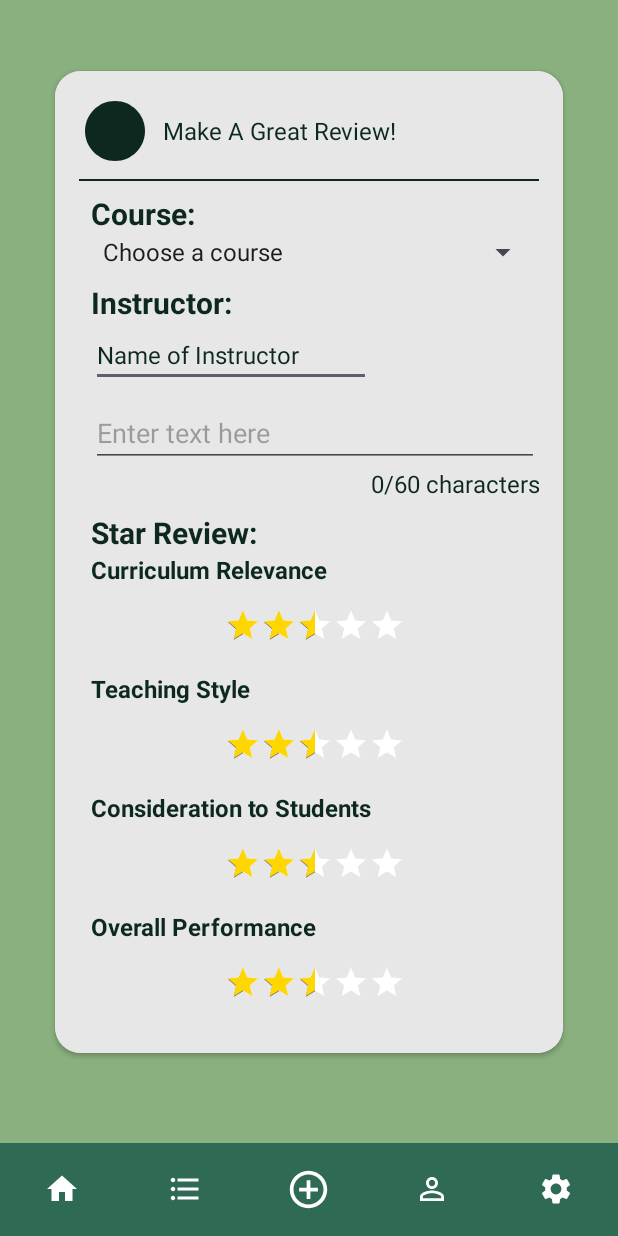
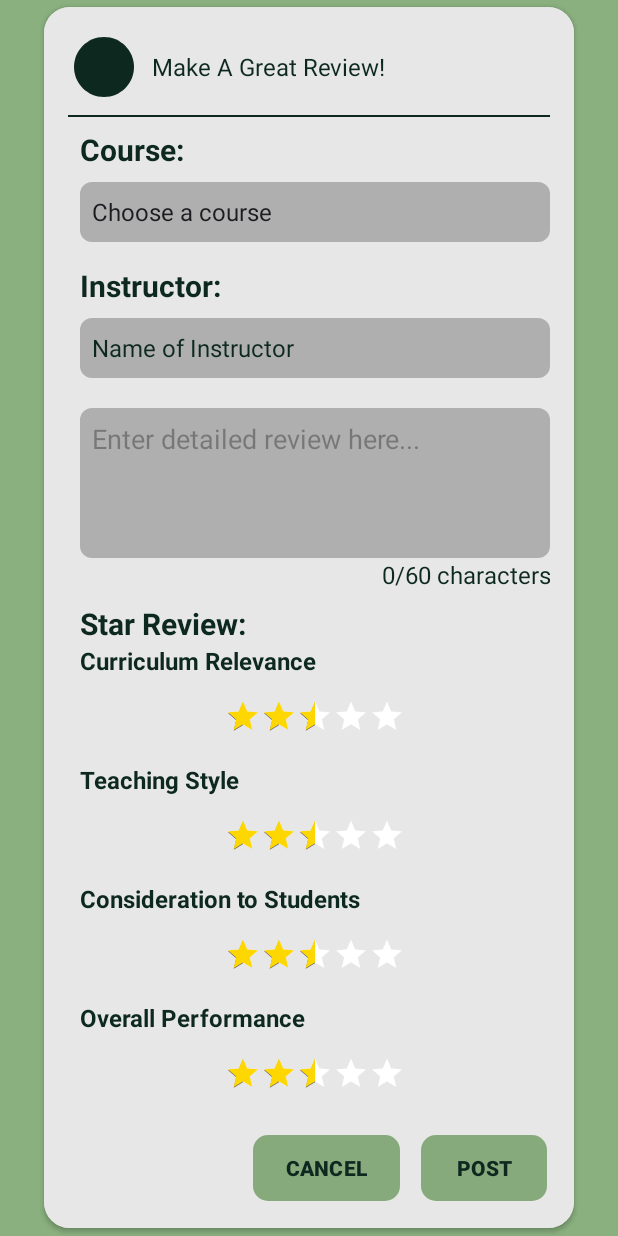
Before and after one commit to adiferrer/instructoRate, an Android app: the layout make_a_review.xml on its own in the app's theme, with its tools: preview values and no code run, on a phone screen of 412 x 824 dp. Run offline under Robolectric (Android 15) with nearby library versions, the phone set to English and light mode, and no system bars.

Commit message:
New edits

```diff
--- /dev/null
+++ b/app/src/main/res/layout/instructor_settings.xml
@@ -0,0 +1,6 @@
+<?xml version="1.0" encoding="utf-8"?>
+<androidx.constraintlayout.widget.ConstraintLayout xmlns:android="http://schemas.android.com/apk/res/android"
+    android:layout_width="match_parent"
+    android:layout_height="match_parent">
+
+</androidx.constraintlayout.widget.ConstraintLayout>
--- a/app/src/main/res/layout/make_a_review.xml
+++ b/app/src/main/res/layout/make_a_review.xml
@@ -7,6 +7,14 @@
     android:background="@color/backgroundColor"
     tools:ignore="MissingDefaultResource">
 
+
+    <androidx.core.widget.NestedScrollView
+        android:layout_width="match_parent"
+        android:layout_height="wrap_content"
+        app:layout_behavior="@string/appbar_scrolling_view_behavior"
+        app:layout_constraintBottom_toBottomOf="parent"
+        app:layout_constraintStart_toStartOf="parent"
+        app:layout_constraintTop_toTopOf="parent">
 
         <androidx.cardview.widget.CardView
             android:id="@+id/cardView1"
@@ -18,12 +26,11 @@
             app:cardBackgroundColor="@color/cardColor"
             app:cardCornerRadius="17dp"
             app:cardElevation="2dp"
-        app:cardUseCompatPadding="true"
+
             app:layout_constraintBottom_toBottomOf="parent"
             app:layout_constraintEnd_toEndOf="parent"
             app:layout_constraintStart_toStartOf="parent"
             app:layout_constraintTop_toTopOf="parent"
-        app:layout_constraintVertical_bias="0.227"
             tools:ignore="MissingConstraints">
 
             <LinearLayout
@@ -88,7 +95,9 @@
                     <Spinner
                         android:id="@+id/spinner"
                         android:layout_width="match_parent"
-                    android:layout_height="wrap_content"
+                        android:layout_height="40sp"
+                        android:layout_marginTop="8sp"
+                        android:background="@drawable/rounded_rectangle"
                         android:entries="@array/student_courses"
                         android:textSize="16sp" />
                 </LinearLayout>
@@ -98,7 +107,7 @@
                     android:layout_width="match_parent"
                     android:layout_height="wrap_content"
                     android:layout_marginStart="8dp"
-                android:layout_marginTop="8dp"
+                    android:layout_marginTop="15dp"
                     android:gravity="center_vertical"
                     android:orientation="vertical">
 
@@ -113,10 +122,13 @@
 
                     <EditText
                         android:id="@+id/course_instructor"
-                    android:layout_width="wrap_content"
-                    android:layout_height="wrap_content"
+                        android:layout_width="match_parent"
+                        android:layout_height="40sp"
+                        android:layout_marginTop="8sp"
+                        android:background="@drawable/rounded_rectangle"
                         android:ems="10"
                         android:inputType="text"
+                        android:paddingStart="8sp"
                         android:text="Name of Instructor"
                         android:textColor="@color/darkTextColor"
                         android:textSize="16sp"
@@ -133,16 +145,20 @@
                     android:layout_width="match_parent"
                     android:layout_height="wrap_content"
                     android:layout_marginStart="8dp"
-                android:layout_marginTop="8dp"
+                    android:layout_marginTop="20dp"
                     android:gravity="center_vertical"
                     android:orientation="vertical">
 
                     <EditText
                         android:id="@+id/review_text"
                         android:layout_width="match_parent"
-                    android:layout_height="wrap_content"
-                    android:hint="Enter text here"
-                    android:inputType="text" />
+                        android:layout_height="100sp"
+                        android:background="@drawable/rounded_rectangle"
+                        android:gravity="left"
+                        android:hint="Enter detailed review here..."
+                        android:inputType="text"
+                        android:paddingStart="8sp"
+                        android:paddingTop="8sp" />
 
                     <TextView
                         android:id="@+id/character_indicator"
@@ -293,16 +309,53 @@
                     </LinearLayout>
                 </LinearLayout>
 
+                <!-- Buttons -->
+                <LinearLayout
+                    android:layout_width="match_parent"
+                    android:layout_height="wrap_content"
+                    android:layout_marginTop="8dp"
+                    android:gravity="end">
+
+                    <!-- Cancel Button -->
+                    <Button
+                        android:id="@+id/cancel_form_btn"
+                        android:layout_width="wrap_content"
+                        android:layout_height="wrap_content"
+                        android:background="@drawable/round_button"
+                        android:elevation="4dp"
+                        android:text="CANCEL"
+                        android:textColor="@color/darkTextColor"
+                        android:textStyle="bold"
+                        app:backgroundTint="#87AA7C"
+                        app:layout_constraintBottom_toBottomOf="parent"
+                        app:layout_constraintEnd_toEndOf="parent"
+                        app:layout_constraintHorizontal_bias="0.498"
+                        app:layout_constraintStart_toStartOf="parent"
+                        app:layout_constraintTop_toTopOf="parent"
+                        app:layout_constraintVertical_bias="0.679" />
+
+                    <!-- Post Button -->
+                    <Button
+                        android:id="@+id/post_form_btn"
+                        android:layout_width="wrap_content"
+                        android:layout_height="wrap_content"
+                        android:layout_marginLeft="10dp"
+                        android:background="@drawable/round_button"
+                        android:elevation="4dp"
+                        android:text="POST"
+                        android:textColor="@color/darkTextColor"
+                        android:textStyle="bold"
+                        app:backgroundTint="#87AA7C"
+                        app:layout_constraintBottom_toBottomOf="parent"
+                        app:layout_constraintEnd_toEndOf="parent"
+                        app:layout_constraintHorizontal_bias="0.498"
+                        app:layout_constraintStart_toStartOf="parent"
+                        app:layout_constraintTop_toTopOf="parent"
+                        app:layout_constraintVertical_bias="0.679" />
+
+                </LinearLayout>
             </LinearLayout>
         </androidx.cardview.widget.CardView>
-
-    <com.example.instructorate.StudentBottomMenuBar
-        android:id="@+id/student_bottom_menu_bar"
-        android:layout_width="0dp"
-        android:layout_height="wrap_content"
-        app:layout_constraintBottom_toBottomOf="parent"
-        app:layout_constraintEnd_toEndOf="parent"
-        app:layout_constraintStart_toStartOf="parent"
-        tools:ignore="MissingConstraints"></com.example.instructorate.StudentBottomMenuBar>
+    </androidx.core.widget.NestedScrollView>
 
 </androidx.constraintlayout.widget.ConstraintLayout>
--- a/app/src/main/res/values/arrays.xml
+++ b/app/src/main/res/values/arrays.xml
@@ -2,9 +2,9 @@
 <resources>
     <array name="student_courses">
         <item>Choose a course</item>
-        <item>Item 1</item>
-        <item>Item 2</item>
-        <item>Item 3</item>
+        <item>CC17</item>
+        <item>CC16</item>
+        <item>CC18</item>
         <!-- Add more items as needed -->
     </array>
 </resources>
```
Also changed, not shown: app/src/main/AndroidManifest.xml (+10 -0 lines), app/src/main/java/com/example/instructorate/MakeAReview.kt (+8 -0 lines), app/src/main/res/layout/student_settings.xml (added, +41 -0 lines). Lines whose indentation alone changed are shown as unchanged.
